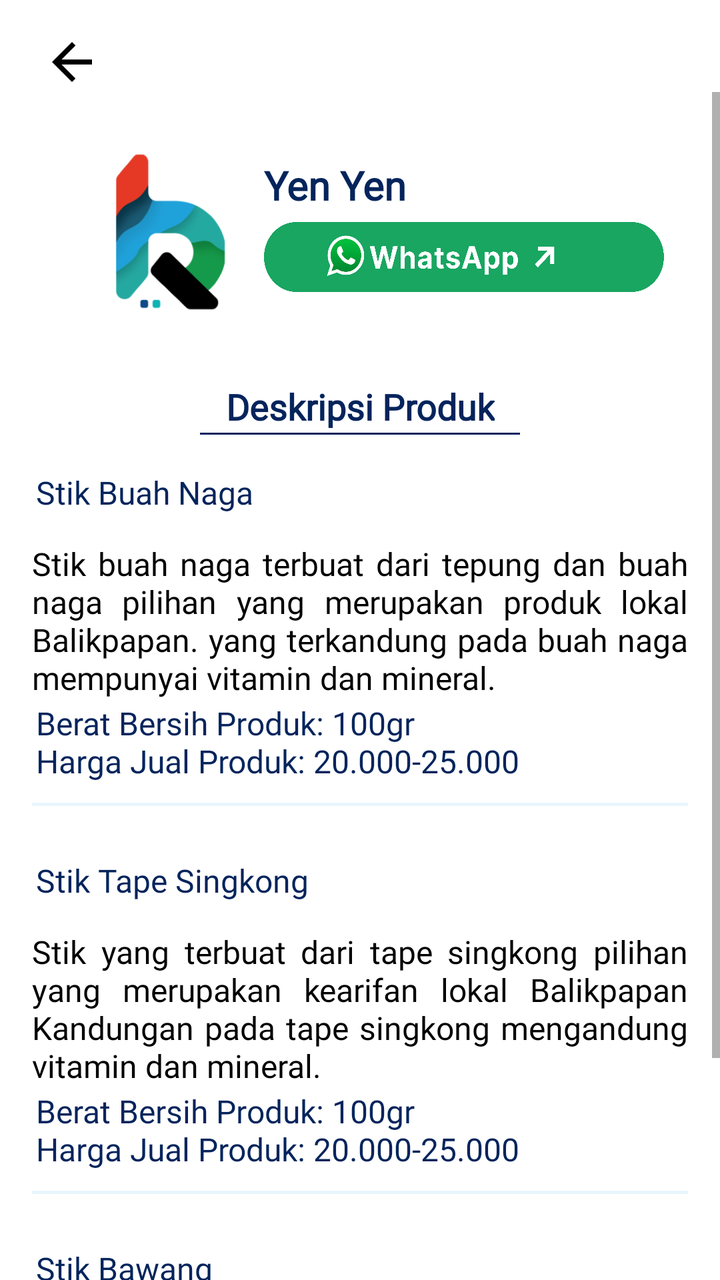
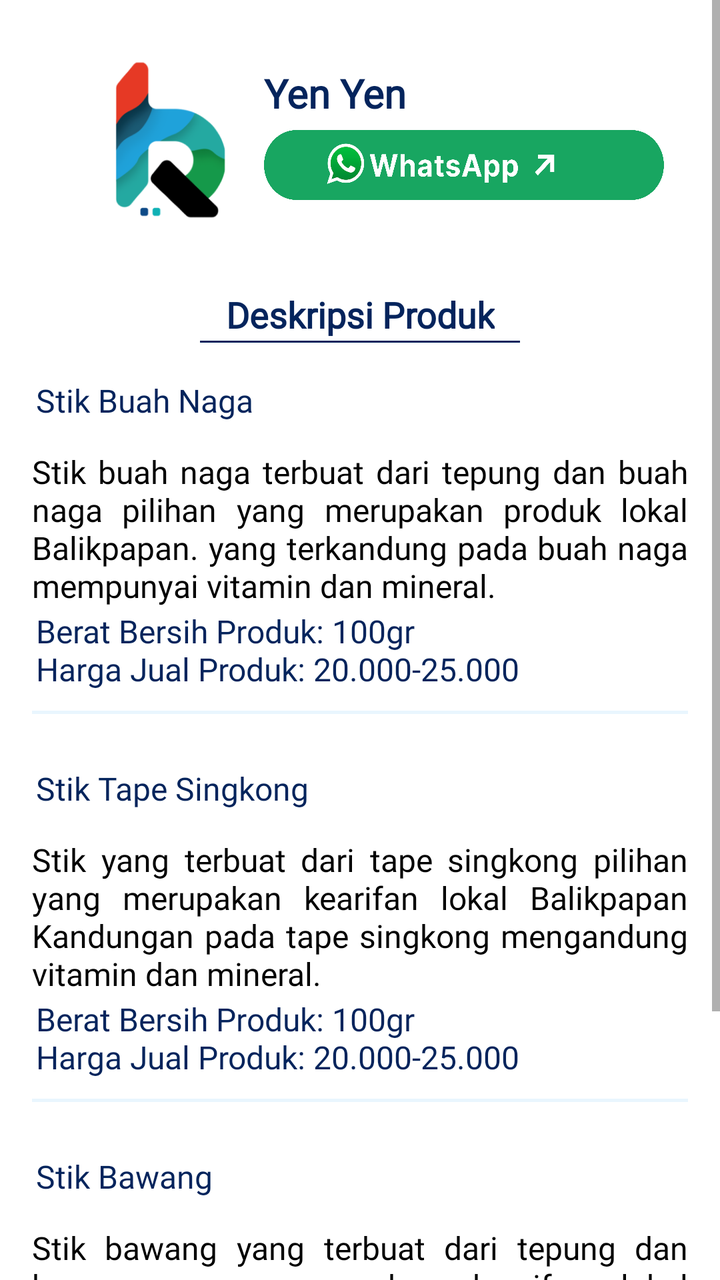

Screens rendered from an Android XML layout before and after an edit, with the pre-edit source and the edit as a unified diff.
<!-- AndroidManifest.xml: application theme Theme.MyApplication -->
<!-- res/layout/detail_umkm_18.xml -->
<?xml version="1.0" encoding="utf-8"?>
<androidx.constraintlayout.widget.ConstraintLayout xmlns:android="http://schemas.android.com/apk/res/android"
    xmlns:tools="http://schemas.android.com/tools"
    xmlns:app="http://schemas.android.com/apk/res-auto"
    android:layout_width="match_parent"
    android:layout_height="match_parent">

    <ImageView
        android:id="@+id/back_arrow"
        android:layout_width="40dp"
        android:layout_height="30dp"
        android:layout_margin="16dp"
        android:src="@drawable/back"
        app:layout_constraintTop_toTopOf="parent"
        app:layout_constraintStart_toStartOf="parent" />

    <ScrollView
        android:layout_width="match_parent"
        android:layout_height="0dp"
        app:layout_constraintTop_toBottomOf="@id/back_arrow"
        app:layout_constraintStart_toStartOf="parent"
        app:layout_constraintEnd_toEndOf="parent"
        app:layout_constraintBottom_toBottomOf="parent">

        <LinearLayout
            android:layout_width="match_parent"
            android:layout_height="wrap_content"
            android:orientation="vertical"
            android:padding="16dp">

            <LinearLayout
                android:id="@+id/umkm1_section"
                android:layout_width="match_parent"
                android:layout_height="wrap_content"
                android:layout_marginTop="2dp"
                android:orientation="horizontal">

                <ImageView
                    android:id="@+id/image_rb"
                    android:layout_width="100dp"
                    android:layout_height="100dp"
                    android:layout_marginTop="2dp"
                    android:src="@drawable/logorb"
                    android:paddingStart="37dp" />

                <LinearLayout
                    android:layout_width="0dp"
                    android:layout_height="wrap_content"
                    android:layout_weight="1"
                    android:orientation="vertical"
                    android:gravity="center_vertical"
                    android:layout_marginStart="16dp">

                    <TextView
                        android:id="@+id/title_umkm2"
                        android:layout_marginTop="15dp"
                        android:layout_width="match_parent"
                        android:layout_height="wrap_content"
                        android:fontFamily="@font/poppins_bold"
                        android:gravity="center_vertical"
                        android:text="Yen Yen"
                        android:textColor="@color/blue"
                        android:textSize="20sp"
                        android:textStyle="bold" />

                    <ImageButton
                        android:id="@+id/button_wa"
                        android:layout_width="200dp"
                        android:layout_height="35dp"
                        android:layout_marginTop="5dp"
                        android:background="@drawable/wa_detail"
                        android:paddingStart="24dp"
                        android:gravity="center"
                        app:layout_constraintBottom_toBottomOf="parent"
                        app:layout_constraintEnd_toEndOf="parent"
                        app:layout_constraintStart_toStartOf="parent" />
                </LinearLayout>
            </LinearLayout>

            <TextView
                android:id="@+id/description_title"
                android:layout_marginTop="25dp"
                android:layout_width="wrap_content"
                android:layout_height="wrap_content"
                android:fontFamily="@font/poppins_bold"
                android:text="Deskripsi Produk"
                android:textColor="@color/blue"
                android:textSize="18sp"
                android:textStyle="bold"
                android:gravity="center_horizontal"
                android:layout_gravity="center_horizontal" />

            <View
                android:id="@+id/line_below_text"
                android:layout_width="160dp"
                android:layout_height="1dp"
                android:layout_marginTop="1dp"
                android:background="@color/blue"
                android:layout_gravity="center_horizontal" />

            <TextView
                android:id="@+id/judul1"
                android:layout_width="match_parent"
                android:layout_height="wrap_content"
                android:layout_marginStart="2dp"
                android:layout_marginTop="18dp"
                android:layout_marginEnd="6dp"
                android:fontFamily="@font/poppins_bold"
                android:text="Stik Buah Naga"
                android:textColor="@color/blue"
                android:textSize="16sp"
                app:layout_constraintEnd_toEndOf="parent"
                app:layout_constraintStart_toStartOf="parent"/>

            <TextView
                android:id="@+id/text_umkm3"
                android:layout_width="match_parent"
                android:layout_height="wrap_content"
                android:layout_marginTop="14dp"
                android:textSize="16sp"
                android:textColor="@color/black"
                android:justificationMode="inter_word"
                android:fontFamily="@font/poppins_regular"
                android:text="Stik buah naga terbuat dari tepung dan buah naga pilihan yang merupakan produk lokal Balikpapan. yang terkandung pada buah naga mempunyai vitamin dan mineral."
                app:layout_constraintTop_toBottomOf="@id/line_below_text" />

            <TextView
                android:id="@+id/harga1"
                android:layout_width="match_parent"
                android:layout_height="wrap_content"
                android:layout_marginStart="2dp"
                android:layout_marginTop="1dp"
                android:layout_marginEnd="16dp"
                android:fontFamily="@font/poppins_bold"
                android:text="Berat Bersih Produk: 100gr\nHarga Jual Produk: 20.000-25.000"
                android:textColor="@color/blue"
                android:textSize="16sp"
                app:layout_constraintEnd_toEndOf="parent"
                app:layout_constraintStart_toStartOf="parent" />


            <ImageView
                android:id="@+id/image_line2"
                android:layout_width="1000dp"
                android:layout_height="20dp"
                android:scaleType="fitCenter"
                android:src="@drawable/line"
                app:layout_constraintEnd_toEndOf="parent"
                app:layout_constraintStart_toStartOf="parent" />

            <TextView
                android:id="@+id/judul2"
                android:layout_width="match_parent"
                android:layout_height="wrap_content"
                android:layout_marginStart="2dp"
                android:layout_marginTop="18dp"
                android:layout_marginEnd="6dp"
                android:fontFamily="@font/poppins_bold"
                android:text="Stik Tape Singkong"
                android:textColor="@color/blue"
                android:textSize="16sp"
                app:layout_constraintEnd_toEndOf="parent"
                app:layout_constraintStart_toStartOf="parent"/>

            <TextView
                android:id="@+id/text_umkm3_2"
                android:layout_width="match_parent"
                android:layout_height="wrap_content"
                android:layout_marginTop="14dp"
                android:textSize="16sp"
                android:textColor="@color/black"
                android:justificationMode="inter_word"
                android:fontFamily="@font/poppins_regular"
                android:text="Stik yang terbuat dari tape singkong pilihan yang merupakan kearifan lokal Balikpapan Kandungan pada tape singkong mengandung vitamin dan mineral. "
                app:layout_constraintTop_toBottomOf="@id/line_below_text" />

            <TextView
                android:id="@+id/harga2"
                android:layout_width="match_parent"
                android:layout_height="wrap_content"
                android:layout_marginStart="2dp"
                android:layout_marginTop="1dp"
                android:layout_marginEnd="16dp"
                android:fontFamily="@font/poppins_bold"
                android:text="Berat Bersih Produk: 100gr\nHarga Jual Produk: 20.000-25.000"
                android:textColor="@color/blue"
                android:textSize="16sp"
                app:layout_constraintEnd_toEndOf="parent"
                app:layout_constraintStart_toStartOf="parent" />


            <ImageView
                android:id="@+id/image_line3"
                android:layout_width="1000dp"
                android:layout_height="20dp"
                android:scaleType="fitCenter"
                android:src="@drawable/line"
                app:layout_constraintEnd_toEndOf="parent"
                app:layout_constraintStart_toStartOf="parent" />

            <TextView
                android:id="@+id/judul3"
                android:layout_width="match_parent"
                android:layout_height="wrap_content"
                android:layout_marginStart="2dp"
                android:layout_marginTop="18dp"
                android:layout_marginEnd="6dp"
                android:fontFamily="@font/poppins_bold"
                android:text="Stik Bawang"
                android:textColor="@color/blue"
                android:textSize="16sp"
                app:layout_constraintEnd_toEndOf="parent"
                app:layout_constraintStart_toStartOf="parent"/>

            <TextView
                android:id="@+id/text_umkm3_3"
                android:layout_width="match_parent"
                android:layout_height="wrap_content"
                android:layout_marginTop="14dp"
                android:textSize="16sp"
                android:textColor="@color/black"
                android:justificationMode="inter_word"
                android:fontFamily="@font/poppins_regular"
                android:text="Stik bawang yang terbuat dari tepung dan bawang yang merupakan kearifan lokal Balikpapan dengan rasa yang gurih renyah. "
                app:layout_constraintTop_toBottomOf="@id/line_below_text" />

            <TextView
                android:id="@+id/harga3"
                android:layout_width="match_parent"
                android:layout_height="wrap_content"
                android:layout_marginStart="2dp"
                android:layout_marginTop="1dp"
                android:layout_marginEnd="16dp"
                android:fontFamily="@font/poppins_bold"
                android:text="Berat Bersih Produk: 100 gram\nHarga Jual Produk: 20.000-25.000"
                android:textColor="@color/blue"
                android:textSize="16sp"
                app:layout_constraintEnd_toEndOf="parent"
                app:layout_constraintStart_toStartOf="parent" />


        </LinearLayout>
    </ScrollView>

</androidx.constraintlayout.widget.ConstraintLayout>
<!-- resources referenced by this layout -->
<resources>
  <color name="black">#FF000000</color>
  <color name="blue">#04245C</color>
  <!-- drawable back (drawable) -->
  <vector xmlns:android="http://schemas.android.com/apk/res/android" android:autoMirrored="true" android:height="24dp" android:tint="#000000" android:viewportHeight="24" android:viewportWidth="24" android:width="24dp">
        
      <path android:fillColor="@android:color/white" android:pathData="M20,11H7.83l5.59,-5.59L12,4l-8,8 8,8 1.41,-1.41L7.83,13H20v-2z"/>
      
  </vector>
  <!-- drawable line: png bitmap (drawable, 14341 bytes) -->
  <!-- drawable logorb: png bitmap (drawable, 46204 bytes) -->
  <!-- drawable wa_detail: png bitmap (drawable, 111318 bytes) -->
  <style name="Theme.MyApplication" parent="Theme.MaterialComponents.DayNight.DarkActionBar">
          
          <item name="colorPrimary">@color/purple_500</item>
          <item name="colorPrimaryVariant">@color/purple_700</item>
          <item name="colorOnPrimary">@color/white</item>
          
          <item name="colorSecondary">@color/teal_200</item>
          <item name="colorSecondaryVariant">@color/teal_700</item>
          <item name="colorOnSecondary">@color/black</item>
          
          <item name="android:statusBarColor">?attr/colorPrimaryVariant</item>
          
      </style>
  <color name="purple_500">#1FA1D8</color>
  <color name="purple_700">#1FA1D8</color>
  <color name="white">#FFFFFFFF</color>
  <color name="teal_200">#FF03DAC5</color>
  <color name="teal_700">#FF018786</color>
</resources>

<!-- the commit's change to res/layout/detail_umkm_18.xml (unified diff, before → after) -->
@@ -5,19 +5,10 @@
     android:layout_width="match_parent"
     android:layout_height="match_parent">
 
-    <ImageView
-        android:id="@+id/back_arrow"
-        android:layout_width="40dp"
-        android:layout_height="30dp"
-        android:layout_margin="16dp"
-        android:src="@drawable/back"
-        app:layout_constraintTop_toTopOf="parent"
-        app:layout_constraintStart_toStartOf="parent" />
 
     <ScrollView
         android:layout_width="match_parent"
         android:layout_height="0dp"
-        app:layout_constraintTop_toBottomOf="@id/back_arrow"
         app:layout_constraintStart_toStartOf="parent"
         app:layout_constraintEnd_toEndOf="parent"
         app:layout_constraintBottom_toBottomOf="parent">
@@ -238,7 +229,17 @@
                 app:layout_constraintEnd_toEndOf="parent"
                 app:layout_constraintStart_toStartOf="parent" />
 
-
+            <TextView
+                android:id="@+id/kosongdetailkatalog_bpp"
+                android:layout_width="0dp"
+                android:layout_height="wrap_content"
+                android:layout_marginStart="16dp"
+                android:layout_marginTop="58dp"
+                android:layout_marginEnd="16dp"
+                android:textSize="16sp"
+                app:layout_constraintStart_toStartOf="parent"
+                app:layout_constraintEnd_toEndOf="parent"
+                app:layout_constraintTop_toTopOf="parent" />
         </LinearLayout>
     </ScrollView>
 
<!-- resource entries referenced after the edit -->
@@ -2,12 +2,6 @@
 <resources>
   <color name="black">#FF000000</color>
   <color name="blue">#04245C</color>
-  <!-- drawable back (drawable) -->
-  <vector xmlns:android="http://schemas.android.com/apk/res/android" android:autoMirrored="true" android:height="24dp" android:tint="#000000" android:viewportHeight="24" android:viewportWidth="24" android:width="24dp">
-        
-      <path android:fillColor="@android:color/white" android:pathData="M20,11H7.83l5.59,-5.59L12,4l-8,8 8,8 1.41,-1.41L7.83,13H20v-2z"/>
-      
-  </vector>
   <!-- drawable line: png bitmap (drawable, 14341 bytes) -->
   <!-- drawable logorb: png bitmap (drawable, 46204 bytes) -->
   <!-- drawable wa_detail: png bitmap (drawable, 111318 bytes) -->
